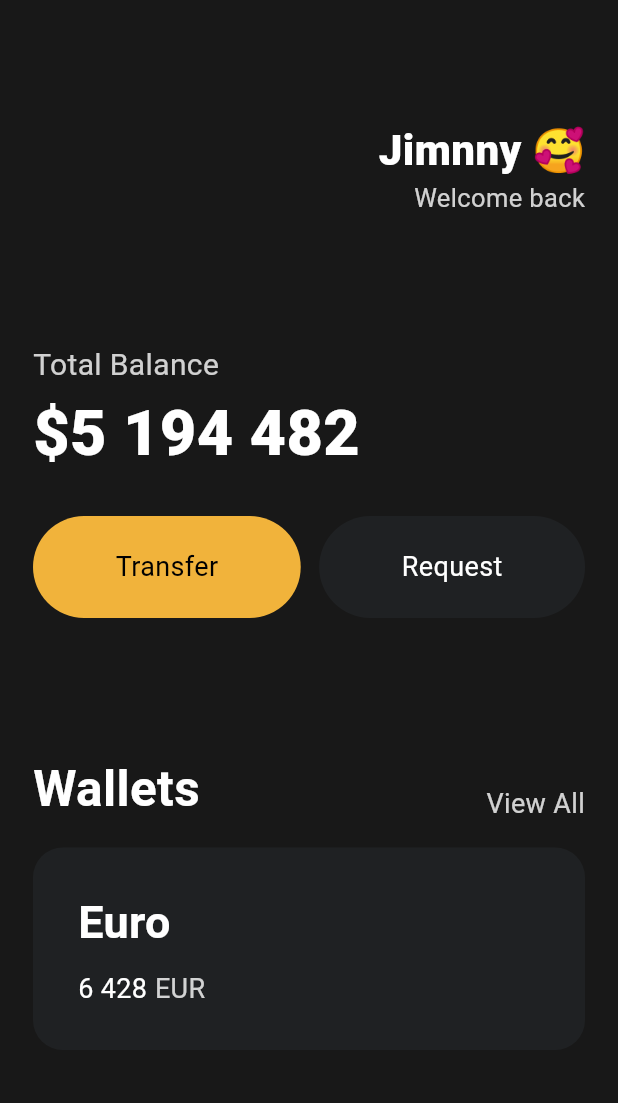
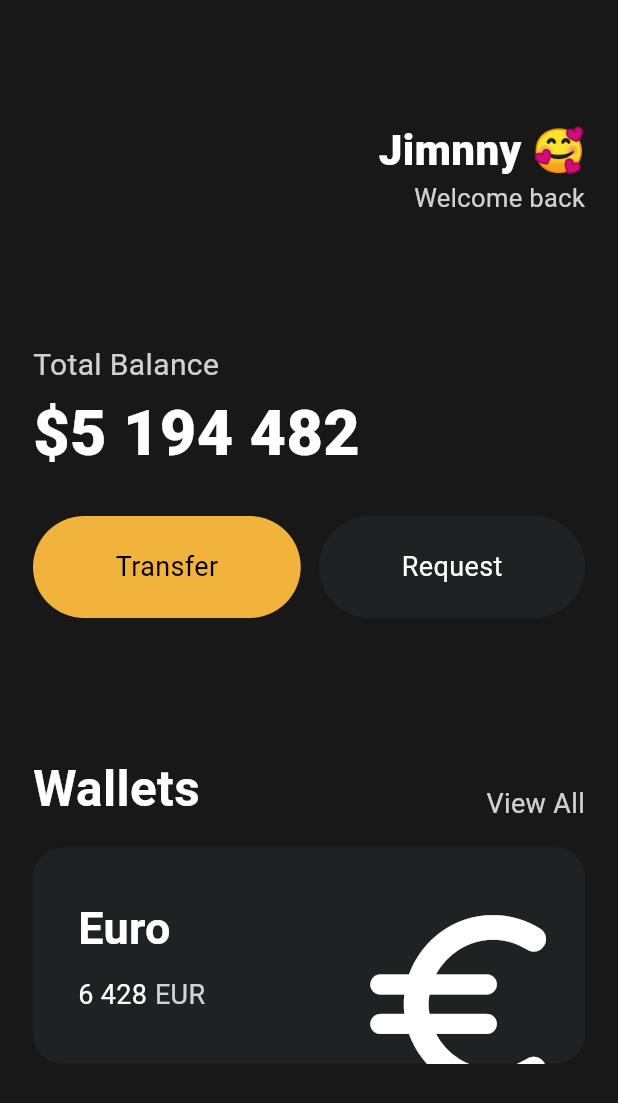
Before and after one commit to wozlsla/flutter, a Flutter app: the screen it shows after launch, on a phone screen of 412 x 824 dp. Shown: the top 1103 px of the screen. Run offline on Flutter 3.47's test engine with Material 3 defaults, Android fonts, the light colour scheme and no system bars.

Commit message:
feat: icons and transforms

```diff
--- a/lib/main.dart
+++ b/lib/main.dart
@@ -116,6 +116,7 @@
               height: 16,
             ),
             Container(
+              clipBehavior: Clip.hardEdge,
               decoration: BoxDecoration(
                 color: Color(0xFF1F2123),
                 borderRadius: BorderRadius.circular(20),
@@ -126,6 +127,7 @@
                   horizontal: 30,
                 ),
                 child: Row(
+                  mainAxisAlignment: MainAxisAlignment.spaceBetween,
                   children: [
                     Column(
                       crossAxisAlignment: CrossAxisAlignment.start,
@@ -162,7 +164,18 @@
                           ],
                         )
                       ],
-                    )
+                    ),
+                    Transform.scale(
+                      scale: 1.8,
+                      child: Transform.translate(
+                        offset: Offset(-4, 18),
+                        child: Icon(
+                          Icons.euro_rounded,
+                          color: Colors.white,
+                          size: 88,
+                        ),
+                      ),
+                    ),
                   ],
                 ),
               ),
```
